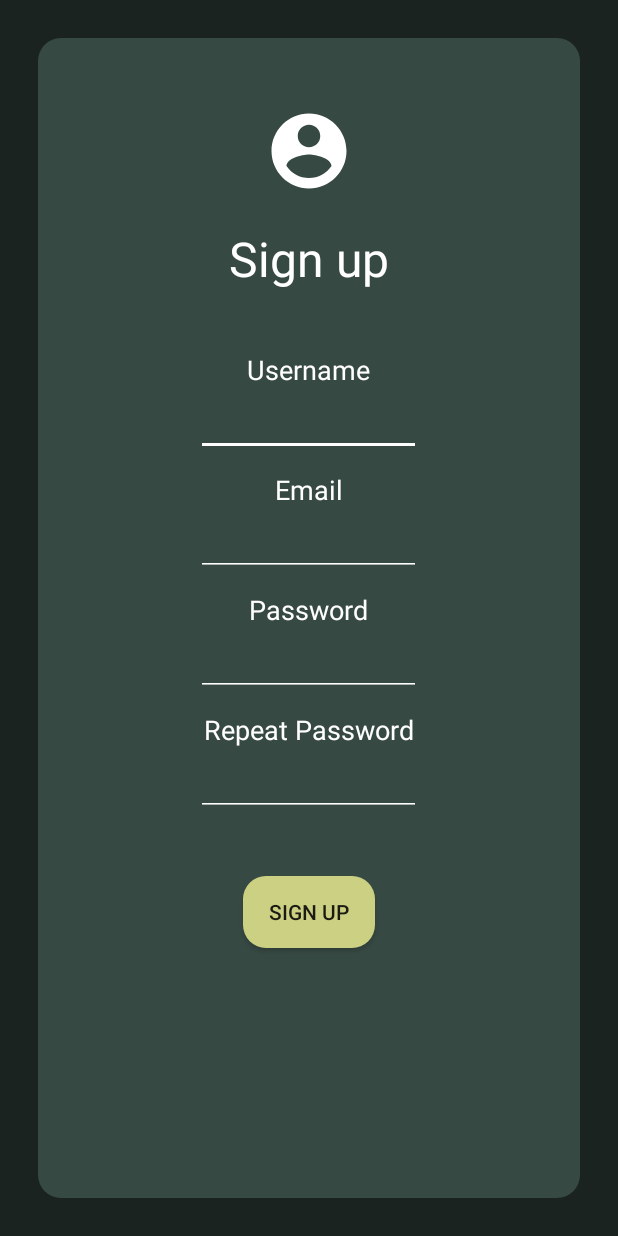
After one commit to Koefte/PJKurs, an Android app: the layout activity_signup.xml on its own in the app's theme, with its tools: preview values and no code run, on a phone screen of 412 x 824 dp. The commit adds this screen. Run offline under Robolectric (Android 15) with nearby library versions, the light colour scheme and no system bars.

Commit message:
Added Sign-Up Page

```diff
--- a/AndroidApp/app/src/main/java/de/anbeli/dronedelivery/DatabaseConnector.java
+++ b/AndroidApp/app/src/main/java/de/anbeli/dronedelivery/DatabaseConnector.java
@@ -1,11 +1,9 @@
 package de.anbeli.dronedelivery;
 
-import android.media.metrics.Event;
 import android.os.Handler;
 import android.os.Looper;
 
 import java.io.BufferedReader;
-import java.io.IOException;
 import java.io.InputStreamReader;
 import java.net.HttpURLConnection;
 import java.net.URL;
--- /dev/null
+++ b/AndroidApp/app/src/main/res/layout/activity_signup.xml
@@ -0,0 +1,136 @@
+<?xml version="1.0" encoding="utf-8"?>
+<androidx.constraintlayout.widget.ConstraintLayout xmlns:android="http://schemas.android.com/apk/res/android"
+    xmlns:tools="http://schemas.android.com/tools"
+    android:id="@+id/signup"
+    android:layout_width="match_parent"
+    android:layout_height="match_parent"
+    android:background="@color/background_default"
+    tools:context=".SignUpActivity">
+
+    <LinearLayout
+        android:layout_width="match_parent"
+        android:layout_height="match_parent"
+        android:layout_margin="@dimen/panel_margin"
+
+        android:orientation="vertical"
+        android:gravity="center_horizontal"
+
+        android:background="@drawable/radius"
+        android:padding="@dimen/panel_margin"
+        tools:layout_editor_absoluteX="20dp"
+        tools:layout_editor_absoluteY="20dp">
+
+        <View
+            style="@style/icon_view"
+
+            android:layout_margin="@dimen/icon_margin"
+
+            android:background="@drawable/baseline_account_circle_24"
+        />
+
+        <TextView
+            style="@style/standard_text"
+
+            android:text="@string/title_signup"
+            android:textSize="@dimen/font_size_header2"
+            />
+
+        <TextView
+            style="@style/standard_text"
+
+            android:paddingTop="@dimen/topic_split_margin_top"
+
+            android:text="@string/text_input_username"
+            />
+
+        <EditText
+            android:id="@+id/signup_input_username"
+
+            style="@style/wrap_content_style"
+
+            android:layout_width="@dimen/input_text_width"
+            android:backgroundTint="@color/white"
+
+            android:textColor="@color/white"
+            android:inputType="textEmailAddress"
+            android:textAlignment="center"
+            />
+
+        <TextView
+            style="@style/standard_text"
+
+            android:paddingTop="@dimen/topic_split_margin_top_small"
+
+            android:text="@string/text_input_email"
+            />
+
+        <EditText
+            android:id="@+id/signup_input_email"
+
+            style="@style/wrap_content_style"
+
+            android:layout_width="@dimen/input_text_width"
+            android:backgroundTint="@color/white"
+
+            android:textColor="@color/white"
+            android:inputType="textEmailAddress"
+            android:textAlignment="center"
+            />
+
+        <TextView
+            style="@style/standard_text"
+
+            android:paddingTop="@dimen/topic_split_margin_top_small"
+
+            android:text="@string/text_input_password"
+            />
+
+        <EditText
+            android:id="@+id/signup_input_password"
+
+            style="@style/wrap_content_style"
+
+            android:layout_width="@dimen/input_text_width"
+            android:backgroundTint="@color/white"
+
+            android:textColor="@color/white"
+            android:inputType="textPassword"
+            android:textAlignment="center"
+            />
+
+        <TextView
+            style="@style/standard_text"
+
+            android:paddingTop="@dimen/topic_split_margin_top_small"
+
+            android:text="@string/text_input_password_2"
+            />
+
+        <EditText
+            android:id="@+id/signup_input_repeat_password"
+
+            style="@style/wrap_content_style"
+
+            android:layout_width="@dimen/input_text_width"
+            android:backgroundTint="@color/white"
+
+            android:textColor="@color/white"
+            android:inputType="textPassword"
+            android:textAlignment="center"
+            />
+
+        <Button
+            android:id="@+id/signup_input_button"
+
+            style="@style/wrap_content_style"
+
+            android:layout_marginTop="@dimen/topic_split_margin_top"
+
+            android:text="@string/text_button_signup"
+            android:background="@drawable/button_rounded"
+            />
+
+    </LinearLayout>
+
+
+</androidx.constraintlayout.widget.ConstraintLayout>
--- a/AndroidApp/app/src/main/res/values/dimens.xml
+++ b/AndroidApp/app/src/main/res/values/dimens.xml
@@ -14,6 +14,7 @@
     <dimen name="input_text_width">150dp</dimen>
 
     <dimen name="topic_split_margin_top">40dp</dimen>
+    <dimen name="topic_split_margin_top_small">10dp</dimen>
 
     <dimen name="font_size_header1">48sp</dimen>
     <dimen name="font_size_header2">32sp</dimen>
@@ -21,7 +22,7 @@
 
     <dimen name="font_size_standard">18sp</dimen>
 
-    <dimen name="font_size_small">12sp</dimen>
+    <dimen name="font_size_small">15sp</dimen>
 
     <dimen name="icon_size">60dp</dimen>
     <dimen name="icon_margin">20dp</dimen>
--- a/AndroidApp/app/src/main/res/values/strings.xml
+++ b/AndroidApp/app/src/main/res/values/strings.xml
@@ -8,13 +8,18 @@
     <string name="title_notifications">Notifications</string>
 
     <string name="title_login">Log in</string>
+    <string name="title_signup">Sign up</string>
 
     <string name="text_input_username">Username</string>
     <string name="text_input_email">Email</string>
     <string name="text_input_password">Password</string>
+    <string name="text_input_password_2">Repeat Password</string>
+
+    <string name="error_non_matching_password">Passwords don´t match!</string>
 
     <string name="text_password_reset">Forgot your password?</string>
     <string name="text_create_account">Don´t have an Account?</string>
 
     <string name="text_button_login">Log In</string>
+    <string name="text_button_signup">Sign Up</string>
 </resources>
```
Also changed, not shown: AndroidApp/app/src/main/AndroidManifest.xml (+8 -1 lines), AndroidApp/app/src/main/java/de/anbeli/dronedelivery/ErrorPopup.java (added, +50 -0 lines), AndroidApp/app/src/main/java/de/anbeli/dronedelivery/LoginActivity.java (+23 -13 lines), AndroidApp/app/src/main/java/de/anbeli/dronedelivery/SignUpActivity.java (+53 -1 lines), AndroidApp/app/src/main/res/layout/error_popup.xml (added, +26 -0 lines).
